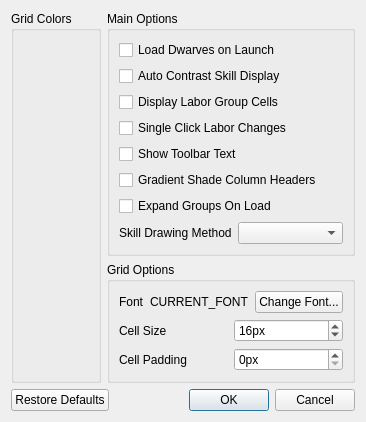
The window that ui/optionsmenu.ui (Dwarf-Therapist/Dwarf-Therapist) describes before a commit, drawn with Qt 5.
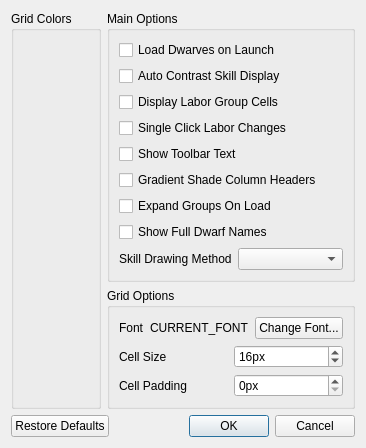
The same window after the commit. Icons and pictures are not drawn.

Commit message:
* Dwarf name tooltips are now generated by the Dwarf class instead of DwarfModel  * Added option to show full dwarf names in the options menu (requires re-reading the dwarfs due to caching)
Fixed issue 66

Diff of the .ui file:
```diff
--- a/ui/optionsmenu.ui
+++ b/ui/optionsmenu.ui
@@ -7,7 +7,7 @@
     <x>0</x>
     <y>0</y>
     <width>321</width>
-    <height>401</height>
+    <height>429</height>
    </rect>
   </property>
   <property name="windowTitle">
@@ -152,6 +152,22 @@
             </property>
            </widget>
           </item>
+          <item>
+           <widget class="QCheckBox" name="cb_show_full_dwarf_names">
+            <property name="toolTip">
+             <string>When checked, show first names for dwarfs even if they have custom nicknames. Note: this change will not take effect until the next full read of dwarves occurrs!</string>
+            </property>
+            <property name="statusTip">
+             <string>When checked, show first names for dwarfs even if they have custom nicknames. Note: this change will not take effect until the next full read of dwarves occurrs!</string>
+            </property>
+            <property name="whatsThis">
+             <string>When checked, show first names for dwarfs even if they have custom nicknames. Note: this change will not take effect until the next full read of dwarves occurrs!</string>
+            </property>
+            <property name="text">
+             <string>Show Full Dwarf Names</string>
+            </property>
+           </widget>
+          </item>
           <item>
            <layout class="QHBoxLayout" name="horizontalLayout_7">
             <item>
```
The commit also changes 5 other files.
